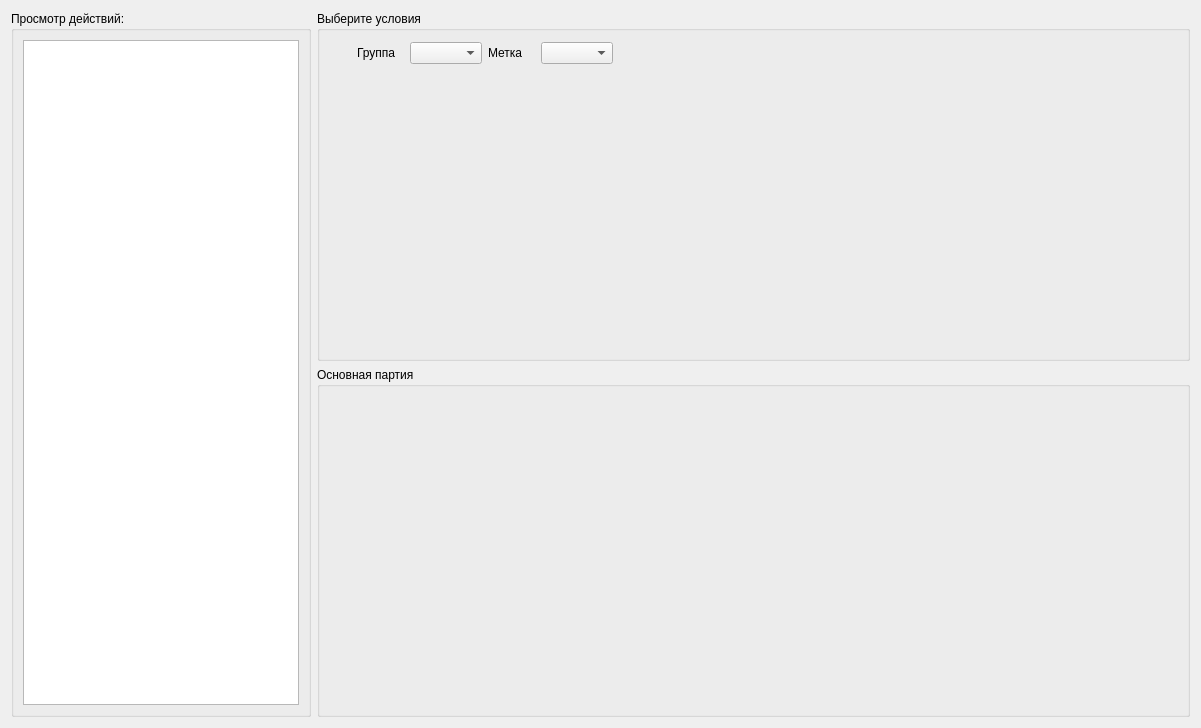
Old version of the form FormsMenu/form_1_2.ui in the repository zanxi/qt_protowebclient.
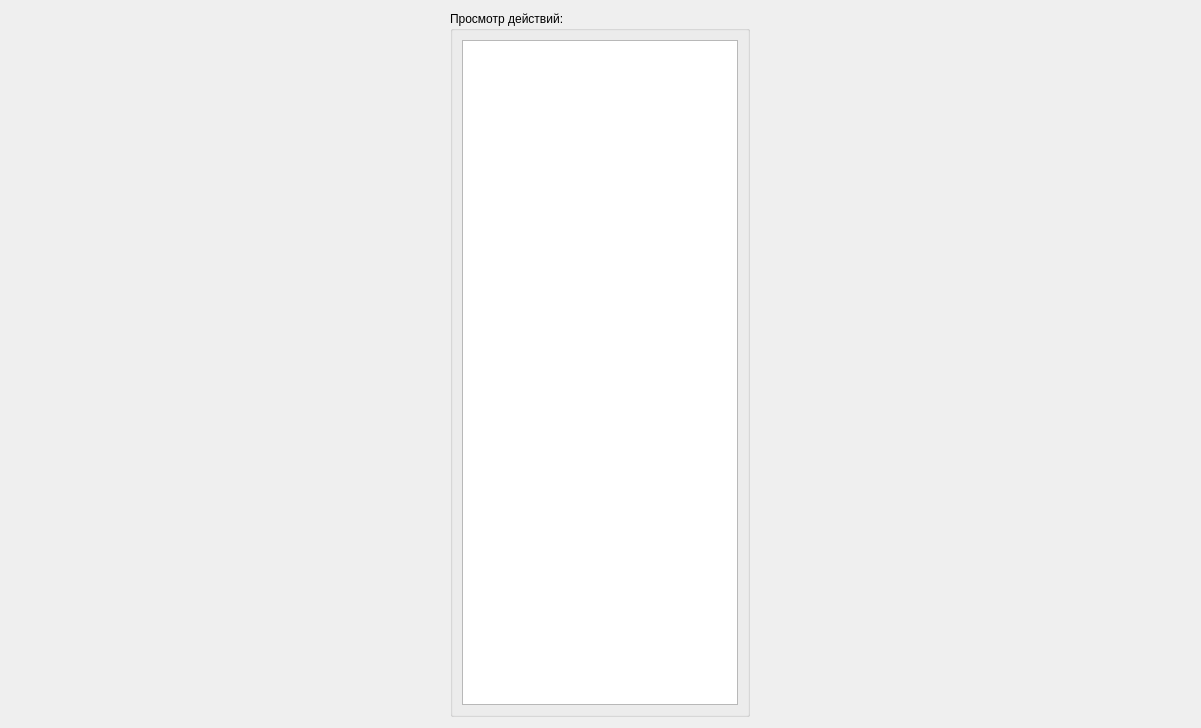
New version of the form.

Commit message: ADD widget otel

The edit to the form file:
```diff
--- a/FormsMenu/form_1_2.ui
+++ b/FormsMenu/form_1_2.ui
@@ -39,65 +39,7 @@
     </widget>
    </item>
    <item>
-    <layout class="QVBoxLayout" name="verticalLayout_2">
-     <item>
-      <widget class="QGroupBox" name="groupBox">
-       <property name="minimumSize">
-        <size>
-         <width>0</width>
-         <height>70</height>
-        </size>
-       </property>
-       <property name="title">
-        <string>Выберите условия</string>
-       </property>
-       <widget class="QWidget" name="layoutWidget">
-        <property name="geometry">
-         <rect>
-          <x>40</x>
-          <y>30</y>
-          <width>256</width>
-          <height>24</height>
-         </rect>
-        </property>
-        <layout class="QHBoxLayout" name="horizontalLayout">
-         <item>
-          <widget class="QLabel" name="label_21">
-           <property name="text">
-            <string>Группа</string>
-           </property>
-          </widget>
-         </item>
-         <item>
-          <widget class="QComboBox" name="comboBox"/>
-         </item>
-         <item>
-          <widget class="QLabel" name="label_22">
-           <property name="text">
-            <string>Метка</string>
-           </property>
-          </widget>
-         </item>
-         <item>
-          <widget class="QComboBox" name="comboBox_2"/>
-         </item>
-        </layout>
-       </widget>
-      </widget>
-     </item>
-     <item>
-      <widget class="QGroupBox" name="groupBox_3">
-       <property name="title">
-        <string>Основная партия</string>
-       </property>
-       <layout class="QHBoxLayout" name="horizontalLayout_2">
-        <item>
-         <layout class="QVBoxLayout" name="verticalLayout_3"/>
-        </item>
-       </layout>
-      </widget>
-     </item>
-    </layout>
+    <layout class="QHBoxLayout" name="horizontalLayout"/>
    </item>
   </layout>
  </widget>
```
The commit also changes 7 other files.
